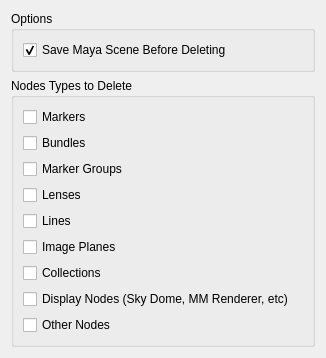
Old version of the form python/mmSolver/tools/removesolvernodes/ui/removesolvernodes_layout.ui in the repository david-cattermole/mayaMatchMoveSolver.
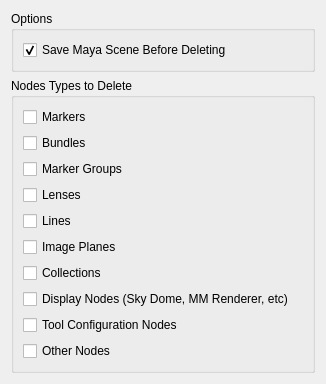
New version of the form.

Commit message:
Delete tool configuration nodes with 'Remove Solver Nodes' tool.
Also does not treat nodes starting with 'mmSolver' as 'other' nodes for
deletion.

What changed in the file:
```diff
--- a/python/mmSolver/tools/removesolvernodes/ui/removesolvernodes_layout.ui
+++ b/python/mmSolver/tools/removesolvernodes/ui/removesolvernodes_layout.ui
@@ -95,6 +95,13 @@
         </property>
        </widget>
       </item>
+      <item>
+       <widget class="QCheckBox" name="configuration_checkBox">
+        <property name="text">
+         <string>Tool Configuration Nodes</string>
+        </property>
+       </widget>
+      </item>
       <item>
        <widget class="QCheckBox" name="otherNodes_checkBox">
         <property name="text">
```
The commit also changes 4 other files.
